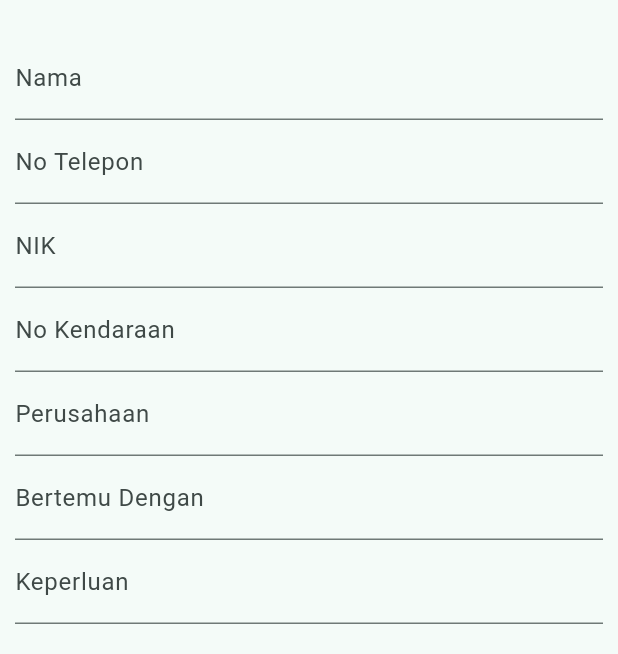
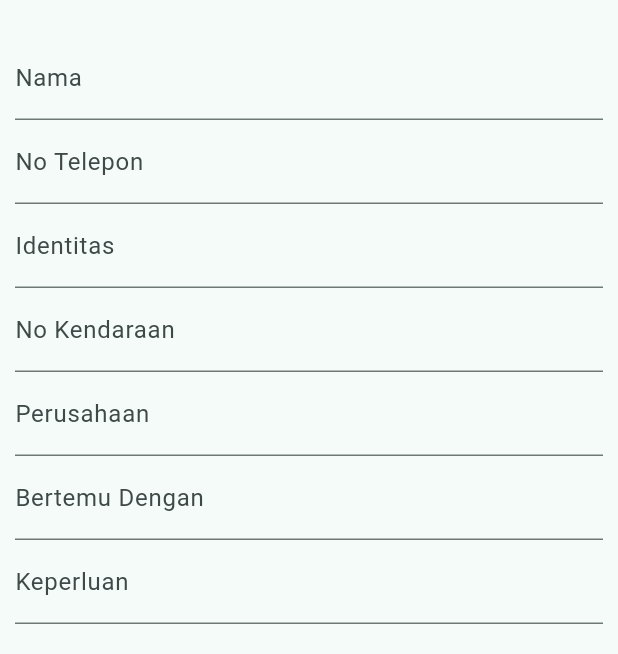
Before and after one commit to IT-Combi/Buku-Tamu, a Flutter app: the FormPage screen opened directly, on a phone screen of 412 x 824 dp, the part 63-717 px from its top. Run offline on Flutter 3.47's test engine with Material 3 defaults, Android fonts, the phone set to English and light mode, and no system bars; our stand-ins replace sqflite, sqflite_common_ffi; missing offline and left inert: excel; accounts and stored records are empty.

Commit message:
Perbaikan fitur

```diff
--- a/lib/database/db_helper.dart
+++ b/lib/database/db_helper.dart
@@ -19,7 +19,7 @@ class DBHelper {
             id INTEGER PRIMARY KEY AUTOINCREMENT,
             nama TEXT NOT NULL,
             no_telepon TEXT NOT NULL,
-            nik TEXT NOT NULL,
+            identitas TEXT NOT NULL,
             no_kendaraan TEXT,
             perusahaan TEXT,
             bertemu_dengan TEXT,
--- a/lib/models/guest_model.dart
+++ b/lib/models/guest_model.dart
@@ -2,7 +2,7 @@ class GuestModel {
   final String? id; // ubah dari int? ke String?
   final String nama;
   final String noTelepon;
-  final String nik;
+  final String identitas;
   final String noKendaraan;
   final String perusahaan;
   final String bertemuDengan;
@@ -16,7 +16,7 @@ class GuestModel {
     this.id,
     required this.nama,
     required this.noTelepon,
-    required this.nik,
+    required this.identitas,
     required this.noKendaraan,
     required this.perusahaan,
     required this.bertemuDengan,
@@ -32,7 +32,7 @@ class GuestModel {
       id: map['id']?.toString(), // pastikan id dikonversi ke String
       nama: map['nama'] ?? '',
       noTelepon: map['no_telepon'] ?? '',
-      nik: map['nik'] ?? '',
+      identitas: map['identitas'] ?? '',
       noKendaraan: map['no_kendaraan'] ?? '',
       perusahaan: map['perusahaan'] ?? '',
       bertemuDengan: map['bertemu_dengan'] ?? '',
@@ -49,7 +49,7 @@ class GuestModel {
       'id': id,
       'nama': nama,
       'no_telepon': noTelepon,
-      'nik': nik,
+      'identitas': identitas,
       'no_kendaraan': noKendaraan,
       'perusahaan': perusahaan,
       'bertemu_dengan': bertemuDengan,
--- a/lib/pages/admin_page.dart
+++ b/lib/pages/admin_page.dart
@@ -1,9 +1,7 @@
 import 'dart:io';
 import 'package:flutter/material.dart';
 import 'package:intl/intl.dart';
-import 'package:path_provider/path_provider.dart';
 import 'package:excel/excel.dart';
-import 'package:permission_handler/permission_handler.dart';
 
 import '../database/db_helper.dart';
 import 'login_page.dart';
@@ -37,8 +35,8 @@ class _AdminPageState extends State<AdminPage> {
     if (startDate != null && endDate != null) {
       whereClause = 'tanggal_masuk BETWEEN ? AND ?';
       whereArgs = [
-        DateFormat('yyyy-MM-dd').format(startDate!),
-        DateFormat('yyyy-MM-dd').format(endDate!)
+        DateFormat('dd-MM-yyyy').format(startDate!),
+        DateFormat('dd-MM-yyyy').format(endDate!)
       ];
     }
 
@@ -60,7 +58,7 @@ class _AdminPageState extends State<AdminPage> {
       filteredData = allData.where((item) {
         final q = searchQuery.toLowerCase();
         return item['nama'].toString().toLowerCase().contains(q) ||
-            item['nik'].toString().toLowerCase().contains(q) ||
+            item['identitas'].toString().toLowerCase().contains(q) ||
             item['perusahaan'].toString().toLowerCase().contains(q);
       }).toList();
     });
@@ -89,7 +87,7 @@ class _AdminPageState extends State<AdminPage> {
     sheet.appendRow([
       'Nama',
       'No. Telepon',
-      'NIK',
+      'Identitas',
       'No. Kendaraan',
       'Perusahaan',
       'Bertemu Dengan',
@@ -104,7 +102,7 @@ class _AdminPageState extends State<AdminPage> {
       sheet.appendRow([
         item['nama'],
         item['no_telepon'],
-        item['nik'],
+        item['identitas'],
         item['no_kendaraan'],
         item['perusahaan'],
         item['bertemu_dengan'],
@@ -140,7 +138,7 @@ class _AdminPageState extends State<AdminPage> {
         columns: const [
           DataColumn(label: Text('Nama')),
           DataColumn(label: Text('No. Telepon')),
-          DataColumn(label: Text('NIK')),
+          DataColumn(label: Text('Identitas')),
           DataColumn(label: Text('No. Kendaraan')),
           DataColumn(label: Text('Perusahaan')),
           DataColumn(label: Text('Bertemu')),
@@ -154,7 +152,7 @@ class _AdminPageState extends State<AdminPage> {
           return DataRow(cells: [
             DataCell(Text(item['nama'] ?? '')),
             DataCell(Text(item['no_telepon'] ?? '')),
-            DataCell(Text(item['nik'] ?? '')),
+            DataCell(Text(item['identitas'] ?? '')),
             DataCell(Text(item['no_kendaraan'] ?? '')),
             DataCell(Text(item['perusahaan'] ?? '')),
             DataCell(Text(item['bertemu_dengan'] ?? '')),
@@ -199,7 +197,7 @@ class _AdminPageState extends State<AdminPage> {
             padding: const EdgeInsets.symmetric(horizontal: 8.0, vertical: 4),
             child: TextField(
               decoration: const InputDecoration(
-                hintText: 'Cari tamu (nama / NIK / perusahaan)',
+                hintText: 'Cari tamu (Nama / Identitas / Perusahaan)',
                 prefixIcon: Icon(Icons.search),
               ),
               onChanged: (value) {
--- a/lib/pages/form_page.dart
+++ b/lib/pages/form_page.dart
@@ -15,7 +15,7 @@ class _FormPageState extends State<FormPage> {
   final _formKey = GlobalKey<FormState>();
   final TextEditingController namaController = TextEditingController();
   final TextEditingController noTeleponController = TextEditingController();
-  final TextEditingController nikController = TextEditingController();
+  final TextEditingController identitasController = TextEditingController();
   final TextEditingController noKendaraanController = TextEditingController();
   final TextEditingController perusahaanController = TextEditingController();
   final TextEditingController bertemuDenganController = TextEditingController();
@@ -37,7 +37,7 @@ class _FormPageState extends State<FormPage> {
 
   Future<void> fetchDataForToday() async {
     final now = DateTime.now();
-    final today = DateFormat('yyyy-MM-dd').format(now);
+    final today = DateFormat('dd-MM-yyyy').format(now);
     fetchData(today, today);
   }
 
@@ -59,7 +59,7 @@ class _FormPageState extends State<FormPage> {
       final data = {
         'nama': namaController.text,
         'no_telepon': noTeleponController.text,
-        'nik': nikController.text,
+        'identitas': identitasController.text,
         'no_kendaraan': noKendaraanController.text,
         'perusahaan': perusahaanController.text,
         'bertemu_dengan': bertemuDenganController.text,
@@ -92,7 +92,7 @@ class _FormPageState extends State<FormPage> {
   void clearControllers() {
     namaController.clear();
     noTeleponController.clear();
-    nikController.clear();
+    identitasController.clear();
     noKendaraanController.clear();
     perusahaanController.clear();
     bertemuDenganController.clear();
@@ -111,8 +111,8 @@ class _FormPageState extends State<FormPage> {
     );
 
     if (result != null) {
-      final start = DateFormat('yyyy-MM-dd').format(result.start);
-      final end = DateFormat('yyyy-MM-dd').format(result.end);
+      final start = DateFormat('dd-MM-yyyy').format(result.start);
+      final end = DateFormat('dd-MM-yyyy').format(result.end);
       filterRange = result;
       fetchData(start, end);
     }
@@ -133,7 +133,7 @@ class _FormPageState extends State<FormPage> {
       editingId = item['id'];
       namaController.text = item['nama'] ?? '';
       noTeleponController.text = item['no_telepon'] ?? '';
-      nikController.text = item['nik'] ?? '';
+      identitasController.text = item['identitas'] ?? '';
       noKendaraanController.text = item['no_kendaraan'] ?? '';
       perusahaanController.text = item['perusahaan'] ?? '';
       bertemuDenganController.text = item['bertemu_dengan'] ?? '';
@@ -163,7 +163,7 @@ class _FormPageState extends State<FormPage> {
           lastDate: DateTime(2100),
         );
         if (picked != null) {
-          controller.text = DateFormat('yyyy-MM-dd').format(picked);
+          controller.text = DateFormat('dd-MM-yyyy').format(picked);
         }
       },
     );
@@ -174,6 +174,44 @@ class _FormPageState extends State<FormPage> {
       controller: controller,
       readOnly: true,
       decoration: InputDecoration(labelText: label),
+      onTap: () async {
+        final picked = await showTimePicker(
+          context: context,
+          initialTime: TimeOfDay.now(),
+        );
+        if (picked != null) {
+          controller.text = picked.format(context);
+        }
+      },
+    );
+  }
+
+  Widget buildDateFieldWithValidator(String label, TextEditingController controller) {
+    return TextFormField(
+      controller: controller,
+      readOnly: true,
+      decoration: InputDecoration(labelText: label),
+      validator: (val) => val!.isEmpty ? 'Wajib diisi' : null,
+      onTap: () async {
+        final picked = await showDatePicker(
+          context: context,
+          initialDate: DateTime.tryParse(controller.text) ?? DateTime.now(),
+          firstDate: DateTime(2023),
+          lastDate: DateTime(2100),
+        );
+        if (picked != null) {
+          controller.text = DateFormat('dd-MM-yyyy').format(picked);
+        }
+      },
+    );
+  }
+
+  Widget buildTimeFieldWithValidator(String label, TextEditingController controller) {
+    return TextFormField(
+      controller: controller,
+      readOnly: true,
+      decoration: InputDecoration(labelText: label),
+      validator: (val) => val!.isEmpty ? 'Wajib diisi' : null,
       onTap: () async {
         final picked = await showTimePicker(
           context: context,
@@ -212,29 +250,41 @@ class _FormPageState extends State<FormPage> {
                   TextFormField(
                     controller: namaController,
                     decoration: const InputDecoration(labelText: 'Nama'),
-                      validator: (val) =>
-                          val!.isEmpty ? 'Wajib diisi' : null),
+                    validator: (val) => val!.isEmpty ? 'Wajib diisi' : null,
+                  ),
                   TextFormField(
                     controller: noTeleponController,
                     decoration: const InputDecoration(labelText: 'No Telepon'),
-                      keyboardType: TextInputType.phone),
+                    keyboardType: TextInputType.phone,
+                    validator: (val) => val!.isEmpty ? 'Wajib diisi' : null,
+                  ),
                   TextFormField(
-                      controller: nikController,
-                      decoration: const InputDecoration(labelText: 'NIK')),
+                    controller: identitasController,
+                    decoration: const InputDecoration(labelText: 'Identitas'),
+                    validator: (val) => val!.isEmpty ? 'Wajib diisi' : null,
+                  ),
                   TextFormField(
                     controller: noKendaraanController,
-                      decoration: const InputDecoration(labelText: 'No Kendaraan')),
+                    decoration: const InputDecoration(labelText: 'No Kendaraan'),
+                    validator: (val) => val!.isEmpty ? 'Wajib diisi' : null,
+                  ),
                   TextFormField(
                     controller: perusahaanController,
-                      decoration: const InputDecoration(labelText: 'Perusahaan')),
+                    decoration: const InputDecoration(labelText: 'Perusahaan'),
+                    validator: (val) => val!.isEmpty ? 'Wajib diisi' : null,
+                  ),
                   TextFormField(
                     controller: bertemuDenganController,
-                      decoration: const InputDecoration(labelText: 'Bertemu Dengan')),
+                    decoration: const InputDecoration(labelText: 'Bertemu Dengan'),
+                    validator: (val) => val!.isEmpty ? 'Wajib diisi' : null,
+                  ),
                   TextFormField(
                     controller: keperluanController,
-                      decoration: const InputDecoration(labelText: 'Keperluan')),
-                  buildDateField('Tanggal Masuk', tanggalMasukController),
-                  buildTimeField('Jam Masuk', jamMasukController),
+                    decoration: const InputDecoration(labelText: 'Keperluan'),
+                    validator: (val) => val!.isEmpty ? 'Wajib diisi' : null,
+                  ),
+                  buildDateFieldWithValidator('Tanggal Masuk', tanggalMasukController),
+                  buildTimeFieldWithValidator('Jam Masuk', jamMasukController),
                   buildDateField('Tanggal Keluar', tanggalKeluarController),
                   buildTimeField('Jam Keluar', jamKeluarController),
                   const SizedBox(height: 15),
@@ -271,18 +321,36 @@ class _FormPageState extends State<FormPage> {
               ],
             ),
             const SizedBox(height: 10),
-            DataTable(
+            SingleChildScrollView(
+              scrollDirection: Axis.horizontal,
+              child: DataTable(
                 columns: const [
                   DataColumn(label: Text('Nama')),
+                  DataColumn(label: Text('No Telepon')),
+                  DataColumn(label: Text('Identitas')),
+                  DataColumn(label: Text('No Kendaraan')),
+                  DataColumn(label: Text('Perusahaan')),
+                  DataColumn(label: Text('Bertemu Dengan')),
+                  DataColumn(label: Text('Keperluan')),
                   DataColumn(label: Text('Tanggal Masuk')),
                   DataColumn(label: Text('Jam Masuk')),
+                  DataColumn(label: Text('Tanggal Keluar')),
+                  DataColumn(label: Text('Jam Keluar')),
                   DataColumn(label: Text('Aksi')),
                 ],
                 rows: tamuList.map((item) {
                   return DataRow(cells: [
                     DataCell(Text(item['nama'] ?? '')),
+                    DataCell(Text(item['no_telepon'] ?? '')),
+                    DataCell(Text(item['identitas'] ?? '')),
+                    DataCell(Text(item['no_kendaraan'] ?? '')),
+                    DataCell(Text(item['perusahaan'] ?? '')),
+                    DataCell(Text(item['bertemu_dengan'] ?? '')),
+                    DataCell(Text(item['keperluan'] ?? '')),
                     DataCell(Text(item['tanggal_masuk'] ?? '')),
                     DataCell(Text(item['jam_masuk'] ?? '')),
+                    DataCell(Text(item['tanggal_keluar'] ?? '')),
+                    DataCell(Text(item['jam_keluar'] ?? '')),
                     DataCell(Row(
                       children: [
                         IconButton(
@@ -320,7 +388,8 @@ class _FormPageState extends State<FormPage> {
                     )),
                   ]);
                 }).toList(),
-            )
+              ),
+            ),
           ],
         ),
       ),
--- a/lib/pages/login_page.dart
+++ b/lib/pages/login_page.dart
@@ -44,7 +44,7 @@ class _LoginPageState extends State<LoginPage> {
       appBar: AppBar(title: const Text('Login Buku Tamu')),
       body: Center(
         child: SizedBox(
-          width: 400,
+          width: 600,
           child: Column(
             mainAxisAlignment: MainAxisAlignment.center,
             children: [
@@ -57,7 +57,7 @@ class _LoginPageState extends State<LoginPage> {
                 decoration: const InputDecoration(labelText: 'Password'),
                 obscureText: true,
               ),
-              const SizedBox(height: 20),
+              const SizedBox(height: 30),
               ElevatedButton(
                 onPressed: login,
                 child: const Text('Login'),
```
Also changed, not shown: lib/main.dart (line endings or trailing spaces), 2 other files. Lines whose indentation alone changed are shown as unchanged.
